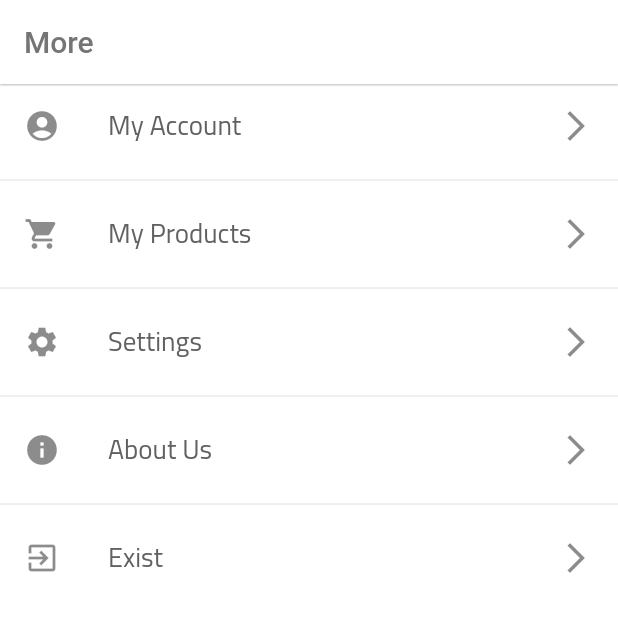
After one commit to Boghdady/flutter-firebase-shop-app, a Flutter app: the MoreScreen screen opened directly, on a phone screen of 412 x 824 dp, the top half of it. The commit adds this screen. Run offline on Flutter 3.47's test engine with Material 2 defaults, Android fonts, the phone set to English and light mode, and no system bars; our stand-ins replace connectivity, shared_preferences; accounts and stored records are empty; network calls fail.

Commit message:
add my products screen and more screen

```diff
--- a/lib/core/models/cart_item.dart
+++ b/lib/core/models/cart_item.dart
@@ -5,11 +5,13 @@ class CartItem {
   final String title;
   final int quantity;
   final double price;
+  final String imageUrl;
 
   CartItem({
     @required this.id,
     @required this.title,
     @required this.quantity,
     @required this.price,
+    @required this.imageUrl,
   });
 }
--- a/lib/utils/view/constant_routs.dart
+++ b/lib/utils/view/constant_routs.dart
@@ -2,6 +2,7 @@
 const String productsOverviewRoute = '/';
 const String productDetailsRoute = '/productDetailsScreen';
 const String cartScreenRoute = '/cartScreen';
+const String myProductsScreenRoute = '/myProductsScreen';
 
 // ========== URLs ============= //
 const String base_url = 'http://127.0.0.1:8000/api/v1';
--- a/lib/utils/view/router.dart
+++ b/lib/utils/view/router.dart
@@ -1,5 +1,6 @@
 import 'package:firebase_shop_app/utils/view/screen_args/product_details_args.dart';
 import 'package:firebase_shop_app/view/screens/cart_screen.dart';
+import 'package:firebase_shop_app/view/screens/my_products_screen.dart';
 import 'package:firebase_shop_app/view/screens/product_details_screen.dart';
 import 'package:flutter/material.dart';
 import '../../utils/view/constant_routs.dart';
@@ -20,6 +21,8 @@ class Router {
                 ));
       case cartScreenRoute:
         return MaterialPageRoute(builder: (_) => CartScreen());
+      case myProductsScreenRoute:
+        return MaterialPageRoute(builder: (_) => MyProductsScreen());
       default:
         return MaterialPageRoute(
           builder: (context) => UndefinedScreen(
--- a/lib/utils/view/theme_manager.dart
+++ b/lib/utils/view/theme_manager.dart
@@ -35,7 +35,7 @@ class ThemeManager {
       headline: TextStyle(
           color: Colors.grey[600], fontSize: 22.0, fontWeight: FontWeight.w800),
       title: TextStyle(
-          color: Colors.grey[500], fontSize: 20.0, fontWeight: FontWeight.w600),
+          color: Colors.grey[700], fontSize: 18.0, fontWeight: FontWeight.w500),
       body1: TextStyle(
           color: Colors.grey[500], fontSize: 18.0, fontWeight: FontWeight.w500),
       body2: TextStyle(
--- a/lib/view/screens/cart_screen.dart
+++ b/lib/view/screens/cart_screen.dart
@@ -62,9 +62,10 @@ class CartScreen extends StatelessWidget {
                 price: cart.cartItems.values.toList()[i].price,
                 quantity: cart.cartItems.values.toList()[i].quantity,
                 title: cart.cartItems.values.toList()[i].title,
+                imageUrl: cart.cartItems.values.toList()[i].imageUrl,
               ),
             ),
-          )
+          ),
         ],
       ),
     );
--- /dev/null
+++ b/lib/view/screens/more_screen.dart
@@ -0,0 +1,54 @@
+import 'package:firebase_shop_app/utils/view/constant_routs.dart';
+import 'package:flutter/material.dart';
+
+class MoreScreen extends StatelessWidget {
+  @override
+  Widget build(BuildContext context) {
+    return Scaffold(
+      appBar: AppBar(
+        title: Text('More'),
+      ),
+      body: ListView(
+        children: <Widget>[
+          ListTile(
+            title: Text('My Account', style: Theme.of(context).textTheme.title),
+            trailing: Icon(Icons.arrow_forward_ios),
+            leading: Icon(Icons.account_circle),
+            onTap: () {},
+          ),
+          Divider(),
+          ListTile(
+            title:
+                Text('My Products', style: Theme.of(context).textTheme.title),
+            trailing: Icon(Icons.arrow_forward_ios),
+            leading: Icon(Icons.shopping_cart),
+            onTap: () {
+              Navigator.pushNamed(context, myProductsScreenRoute);
+            },
+          ),
+          Divider(),
+          ListTile(
+            title: Text('Settings', style: Theme.of(context).textTheme.title),
+            trailing: Icon(Icons.arrow_forward_ios),
+            leading: Icon(Icons.settings),
+            onTap: () {},
+          ),
+          Divider(),
+          ListTile(
+            title: Text('About Us', style: Theme.of(context).textTheme.title),
+            trailing: Icon(Icons.arrow_forward_ios),
+            leading: Icon(Icons.info),
+            onTap: () {},
+          ),
+          Divider(),
+          ListTile(
+            title: Text('Exist', style: Theme.of(context).textTheme.title),
+            trailing: Icon(Icons.arrow_forward_ios),
+            leading: Icon(Icons.exit_to_app),
+            onTap: () {},
+          ),
+        ],
+      ),
+    );
+  }
+}
--- a/lib/view/screens/orders_screen.dart
+++ b/lib/view/screens/orders_screen.dart
@@ -1,5 +1,4 @@
 import 'package:firebase_shop_app/core/providers/orders_provider.dart';
-import 'package:firebase_shop_app/view/widgets/bottom_app_bar.dart';
 import 'package:firebase_shop_app/view/widgets/order_item_widget.dart';
 import 'package:flutter/material.dart';
 import 'package:provider/provider.dart';
@@ -10,7 +9,7 @@ class OrdersScreen extends StatelessWidget {
     final orderData = Provider.of<OrdersProvider>(context);
     return Scaffold(
       appBar: AppBar(
-        title: Text('Your Orders'),
+        title: Text('My Orders'),
       ),
       body: ListView.builder(
         itemCount: orderData.orders.length,
--- a/lib/view/screens/product_details_screen.dart
+++ b/lib/view/screens/product_details_screen.dart
@@ -31,7 +31,7 @@ class ProductDetailsScreen extends StatelessWidget {
               Navigator.of(context).pop();
             },
           ),
-          title: Text('Pickup',
+          title: Text(loadedProduct.title,
               style: TextStyle(
                   fontFamily: 'Varela',
                   fontSize: 20.0,
--- a/lib/view/widgets/bottom_app_bar.dart
+++ b/lib/view/widgets/bottom_app_bar.dart
@@ -1,6 +1,7 @@
 import 'package:firebase_shop_app/utils/view/constant_routs.dart';
 import 'package:firebase_shop_app/view/screens/cart_screen.dart';
 import 'package:firebase_shop_app/view/screens/favourite_screen.dart';
+import 'package:firebase_shop_app/view/screens/more_screen.dart';
 import 'package:firebase_shop_app/view/screens/orders_screen.dart';
 import 'package:firebase_shop_app/view/screens/products_overview_screen.dart';
 import 'package:firebase_shop_app/view/screens/un_defined_screen.dart';
@@ -17,7 +18,7 @@ class _SharedBottomAppBarState extends State<SharedBottomAppBar> {
 
   String _title = 'Home';
   List<Widget> pages = [
-    CartScreen(),
+    MoreScreen(),
     OrdersScreen(),
     FavouriteScreen(),
     ProductsOverviewScreen(),
--- a/lib/view/widgets/product_details_widget.dart
+++ b/lib/view/widgets/product_details_widget.dart
@@ -15,7 +15,7 @@ class ProductDetailsWidget extends StatelessWidget {
       SizedBox(height: 15.0),
       Padding(
         padding: EdgeInsets.only(left: 20.0),
-        child: Text('Cookie',
+        child: Text(product.title,
             style: TextStyle(
                 fontFamily: 'Varela',
                 fontSize: 42.0,
@@ -69,7 +69,8 @@ class ProductDetailsWidget extends StatelessWidget {
               child: InkWell(
             child: ch,
             onTap: () {
-              cart.addItemToCart(product.id, product.title, product.price);
+              cart.addItemToCart(
+                  product.id, product.title, product.price, product.imageUrl);
             },
           ));
         },
```
Also changed, not shown: lib/core/providers/cart_provider.dart (+6 -1 lines), lib/view/screens/my_products_screen.dart (added, +78 -0 lines), lib/view/widgets/cart_item_widget.dart (+41 -11 lines), lib/view/widgets/poroduct_grid_item.dart (+14 -2 lines).
